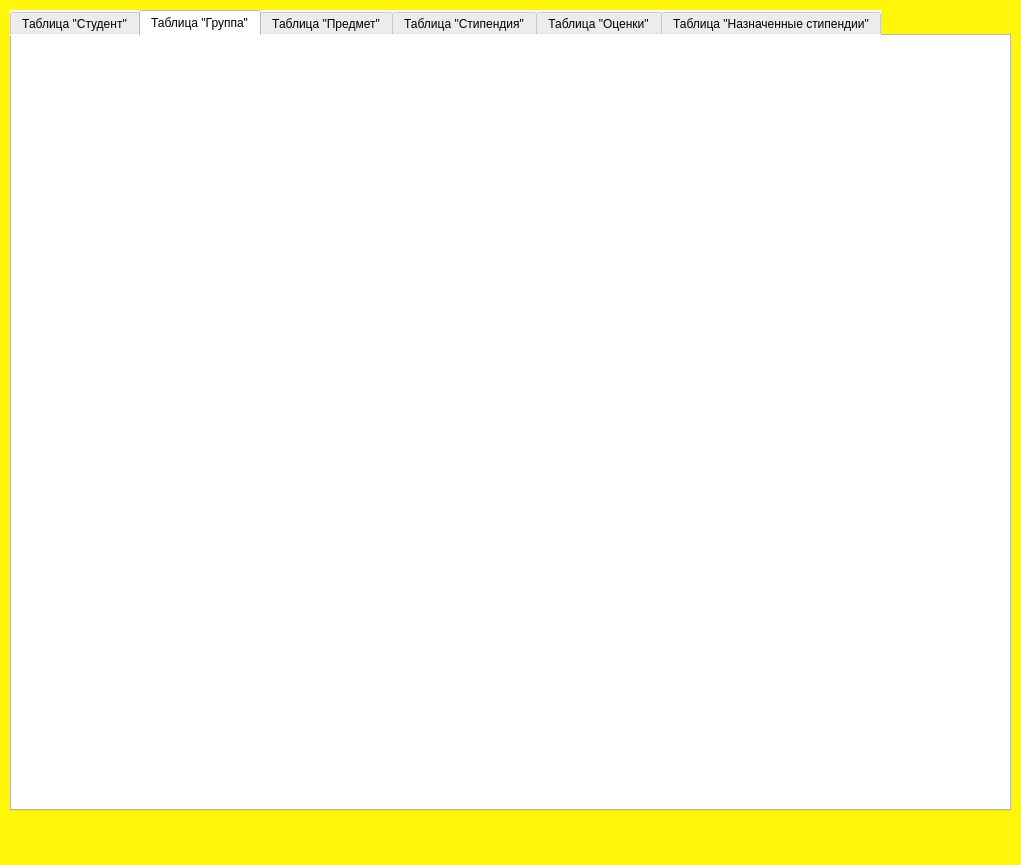
Above: course work/DBStudentInterface.ui from Sergey-ENOT/CW_Progr before the change. Below: the same form after it.
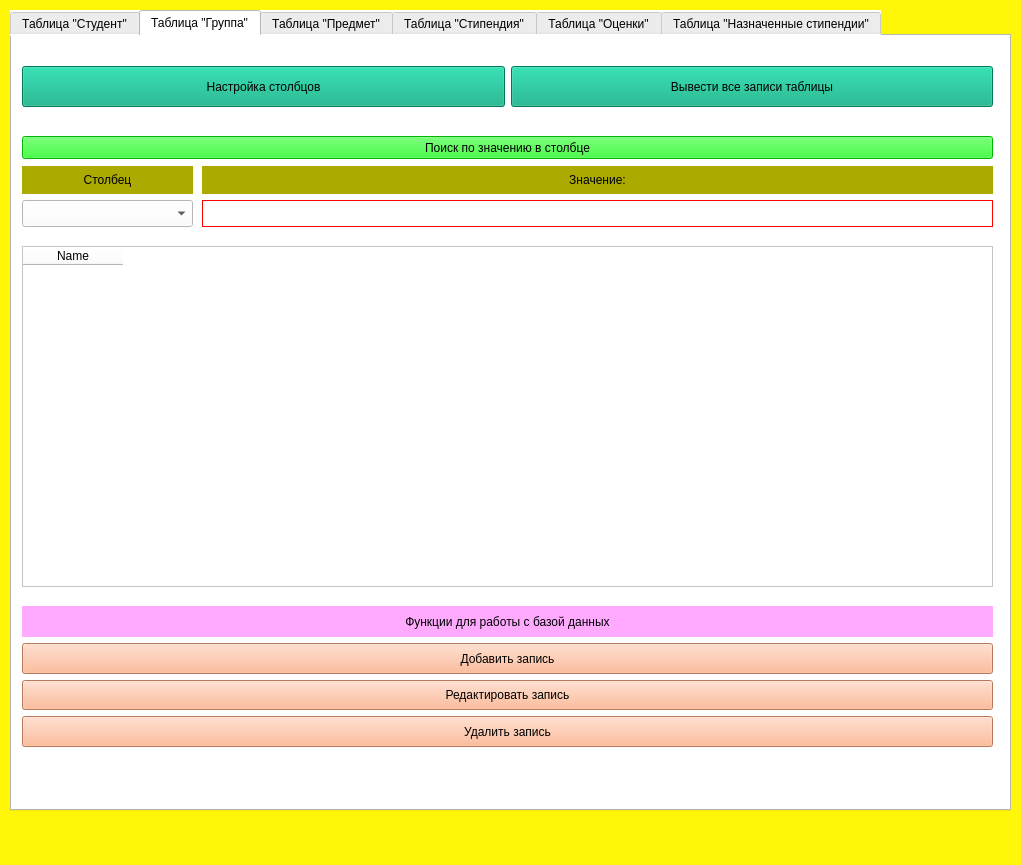
That is the form after the change. The open tabs and pages were chosen to show the change.

Commit message: + group actions

The edit to the form file:
```diff
--- a/course work/DBStudentInterface.ui
+++ b/course work/DBStudentInterface.ui
@@ -284,6 +284,243 @@
      <attribute name="title">
       <string>Таблица &quot;Группа&quot;</string>
      </attribute>
+     <widget class="QWidget" name="layoutWidget_2">
+      <property name="geometry">
+       <rect>
+        <x>10</x>
+        <y>30</y>
+        <width>971</width>
+        <height>41</height>
+       </rect>
+      </property>
+      <layout class="QHBoxLayout" name="horizontalLayout_2">
+       <item>
+        <widget class="QPushButton" name="pushButtonSettingsColumnsGroup">
+         <property name="sizePolicy">
+          <sizepolicy hsizetype="Minimum" vsizetype="Minimum">
+           <horstretch>0</horstretch>
+           <verstretch>0</verstretch>
+          </sizepolicy>
+         </property>
+         <property name="styleSheet">
+          <string notr="true">background-color: rgb(0, 170, 127);</string>
+         </property>
+         <property name="text">
+          <string>Настройка столбцов</string>
+         </property>
+        </widget>
+       </item>
+       <item>
+        <widget class="QPushButton" name="pushButtonDisplayRecordsGroup">
+         <property name="sizePolicy">
+          <sizepolicy hsizetype="Minimum" vsizetype="Minimum">
+           <horstretch>0</horstretch>
+           <verstretch>0</verstretch>
+          </sizepolicy>
+         </property>
+         <property name="styleSheet">
+          <string notr="true">background-color: rgb(0, 170, 127);</string>
+         </property>
+         <property name="text">
+          <string>Вывести все записи таблицы</string>
+         </property>
+        </widget>
+       </item>
+      </layout>
+     </widget>
+     <widget class="QPushButton" name="pushButtonSearchValueGroup">
+      <property name="geometry">
+       <rect>
+        <x>10</x>
+        <y>100</y>
+        <width>971</width>
+        <height>23</height>
+       </rect>
+      </property>
+      <property name="styleSheet">
+       <string notr="true">background-color: rgb(0, 255, 0);</string>
+      </property>
+      <property name="text">
+       <string>Поиск по значению в столбце</string>
+      </property>
+     </widget>
+     <widget class="QWidget" name="layoutWidget_3">
+      <property name="geometry">
+       <rect>
+        <x>10</x>
+        <y>130</y>
+        <width>171</width>
+        <height>61</height>
+       </rect>
+      </property>
+      <layout class="QVBoxLayout" name="verticalLayout_6">
+       <item>
+        <widget class="QLabel" name="labelSearchColumnGroup">
+         <property name="styleSheet">
+          <string notr="true">background-color: rgb(170, 170, 0);</string>
+         </property>
+         <property name="text">
+          <string>Столбец</string>
+         </property>
+         <property name="alignment">
+          <set>Qt::AlignCenter</set>
+         </property>
+        </widget>
+       </item>
+       <item>
+        <widget class="QComboBox" name="comboBoxValueSearchColumnGroup">
+         <property name="sizePolicy">
+          <sizepolicy hsizetype="Preferred" vsizetype="Minimum">
+           <horstretch>0</horstretch>
+           <verstretch>0</verstretch>
+          </sizepolicy>
+         </property>
+        </widget>
+       </item>
+      </layout>
+     </widget>
+     <widget class="QWidget" name="layoutWidget_4">
+      <property name="geometry">
+       <rect>
+        <x>190</x>
+        <y>130</y>
+        <width>791</width>
+        <height>61</height>
+       </rect>
+      </property>
+      <layout class="QVBoxLayout" name="verticalLayout_7">
+       <item>
+        <widget class="QLabel" name="labelSearchValueGroup">
+         <property name="sizePolicy">
+          <sizepolicy hsizetype="Preferred" vsizetype="Preferred">
+           <horstretch>0</horstretch>
+           <verstretch>0</verstretch>
+          </sizepolicy>
+         </property>
+         <property name="styleSheet">
+          <string notr="true">background-color: rgb(170, 170, 0);</string>
+         </property>
+         <property name="text">
+          <string>Значение:</string>
+         </property>
+         <property name="alignment">
+          <set>Qt::AlignCenter</set>
+         </property>
+        </widget>
+       </item>
+       <item>
+        <widget class="QLineEdit" name="lineEditSearchValueGroup">
+         <property name="sizePolicy">
+          <sizepolicy hsizetype="Expanding" vsizetype="Minimum">
+           <horstretch>0</horstretch>
+           <verstretch>0</verstretch>
+          </sizepolicy>
+         </property>
+         <property name="styleSheet">
+          <string notr="true">border: 1px solid;
+border-color: rgb(255, 0, 0);</string>
+         </property>
+        </widget>
+       </item>
+      </layout>
+     </widget>
+     <widget class="QTableWidget" name="tableWidgetGroup">
+      <property name="geometry">
+       <rect>
+        <x>10</x>
+        <y>210</y>
+        <width>971</width>
+        <height>341</height>
+       </rect>
+      </property>
+      <property name="editTriggers">
+       <set>QAbstractItemView::NoEditTriggers</set>
+      </property>
+      <column>
+       <property name="text">
+        <string>Name</string>
+       </property>
+      </column>
+     </widget>
+     <widget class="QWidget" name="layoutWidget_5">
+      <property name="geometry">
+       <rect>
+        <x>10</x>
+        <y>570</y>
+        <width>971</width>
+        <height>141</height>
+       </rect>
+      </property>
+      <layout class="QVBoxLayout" name="verticalLayout_8">
+       <item>
+        <widget class="QLabel" name="labelAviableFuncGroup">
+         <property name="sizePolicy">
+          <sizepolicy hsizetype="Expanding" vsizetype="Preferred">
+           <horstretch>0</horstretch>
+           <verstretch>0</verstretch>
+          </sizepolicy>
+         </property>
+         <property name="styleSheet">
+          <string notr="true">background-color: rgb(255, 170, 255);</string>
+         </property>
+         <property name="text">
+          <string>Функции для работы с базой данных</string>
+         </property>
+         <property name="alignment">
+          <set>Qt::AlignCenter</set>
+         </property>
+        </widget>
+       </item>
+       <item>
+        <widget class="QPushButton" name="pushButtonAddRecordGroup">
+         <property name="sizePolicy">
+          <sizepolicy hsizetype="Expanding" vsizetype="Minimum">
+           <horstretch>0</horstretch>
+           <verstretch>0</verstretch>
+          </sizepolicy>
+         </property>
+         <property name="styleSheet">
+          <string notr="true">background-color: rgb(255, 170, 127);</string>
+         </property>
+         <property name="text">
+          <string>Добавить запись</string>
+         </property>
+        </widget>
+       </item>
+       <item>
+        <widget class="QPushButton" name="pushButtonEditRecordGroup">
+         <property name="sizePolicy">
+          <sizepolicy hsizetype="Expanding" vsizetype="Minimum">
+           <horstretch>0</horstretch>
+           <verstretch>0</verstretch>
+          </sizepolicy>
+         </property>
+         <property name="styleSheet">
+          <string notr="true">background-color: rgb(255, 170, 127);</string>
+         </property>
+         <property name="text">
+          <string>Редактировать запись</string>
+         </property>
+        </widget>
+       </item>
+       <item>
+        <widget class="QPushButton" name="pushButtonDeleteRecordGroup">
+         <property name="sizePolicy">
+          <sizepolicy hsizetype="Expanding" vsizetype="Minimum">
+           <horstretch>0</horstretch>
+           <verstretch>0</verstretch>
+          </sizepolicy>
+         </property>
+         <property name="styleSheet">
+          <string notr="true">background-color: rgb(255, 170, 127);</string>
+         </property>
+         <property name="text">
+          <string>Удалить запись</string>
+         </property>
+        </widget>
+       </item>
+      </layout>
+     </widget>
     </widget>
     <widget class="QWidget" name="tab_subject">
      <attribute name="title">
```
Left out of the diff: 12 changed lines with no effect on the pictures. The commit also changes 22 other files.
